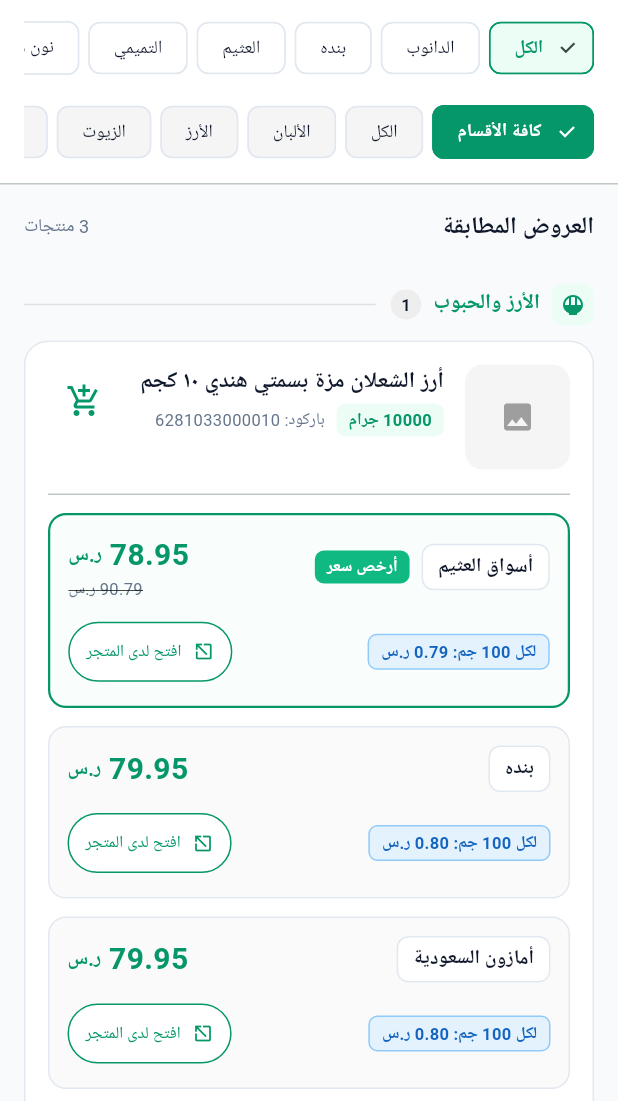
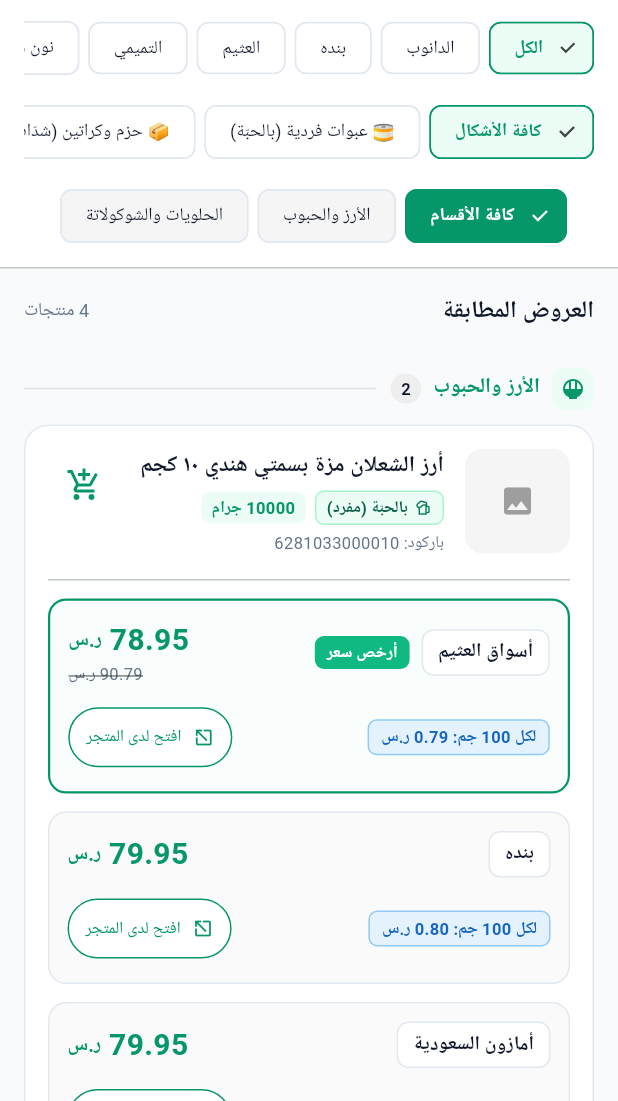
Before and after one commit to saud-saud11/magadi_awfar, a Flutter app: the ResultsScreen screen opened directly with empty values, on a phone screen of 412 x 824 dp, the part 135-1236 px from its top. Run offline on Flutter 3.47's test engine with Material 3 defaults, Android fonts, the phone set to English and light mode, and no system bars; missing offline and left inert: dart:js_interop; network calls fail; Roboto replaces fonts that are missing (Segoe UI).

Commit message:
feat: separate single products from bundles/cartons with dedicated badges and filter tabs

```diff
--- a/frontend/lib/models/models.dart
+++ b/frontend/lib/models/models.dart
@@ -100,6 +100,8 @@
   final double? normalizedSizeAmount;
   final String? normalizedSizeUnit;
   final int packCount;
+  final String? packType;
+  final String? packLabelAr;
   final String? imageUrl;
   final List<StoreOffer> offers;
 
@@ -114,9 +116,33 @@
     this.normalizedSizeAmount,
     this.normalizedSizeUnit,
     required this.packCount,
+    this.packType,
+    this.packLabelAr,
     this.imageUrl,
     required this.offers,
   });
+
+  bool get isBundle =>
+      packCount > 1 ||
+      (packType == 'bundle') ||
+      nameAr.contains('كرتون') ||
+      nameAr.contains('شدة') ||
+      nameAr.contains('شدّة') ||
+      nameAr.contains('حزمة') ||
+      nameAr.contains('ربطة');
+
+  String get displayPackBadge {
+    if (packLabelAr != null && packLabelAr!.isNotEmpty && packLabelAr != 'بالحبّة') {
+      return packLabelAr!;
+    }
+    if (isBundle) {
+      if (nameAr.contains('كرتون')) return packCount > 1 ? 'كرتون ($packCount علبة)' : 'كرتون عائلي';
+      if (nameAr.contains('شدة') || nameAr.contains('شدّة')) return packCount > 1 ? 'شدّة ($packCount علب)' : 'شدّة توفير';
+      if (packCount > 1) return 'حزمة ($packCount حبات)';
+      return 'حزمة توفير';
+    }
+    return 'بالحبّة (مفرد)';
+  }
 
   factory ProductItem.fromJson(Map<String, dynamic> json) {
     var rawOffers = json['offers'] as List<dynamic>? ?? [];
@@ -131,6 +157,8 @@
       normalizedSizeAmount: (json['normalized_size_amount'] as num?)?.toDouble(),
       normalizedSizeUnit: json['normalized_size_unit'] as String?,
       packCount: json['pack_count'] as int? ?? 1,
+      packType: json['pack_type'] as String?,
+      packLabelAr: json['pack_label_ar'] as String?,
       imageUrl: json['image_url'] as String?,
       offers: rawOffers.map((o) => StoreOffer.fromJson(o as Map<String, dynamic>)).toList(),
     );
--- a/frontend/lib/screens/results_screen.dart
+++ b/frontend/lib/screens/results_screen.dart
@@ -27,6 +27,7 @@
   late String _currentSortBy;
   String _selectedStoreFilter = 'all'; // all, danube, panda, othaim, carrefour
   String _selectedCategoryFilter = 'all'; // all, or specific subCategory
+  String _selectedPackagingFilter = 'all'; // all, single, bundle
   bool _onlyInStock = true;
 
   SearchResult? _result;
@@ -155,6 +156,19 @@
                     ),
                   ),
 
+                  // Packaging Format Quick Filter (بالحبة vs بالحزمة / الكرتون)
+                  const SizedBox(height: 8),
+                  SingleChildScrollView(
+                    scrollDirection: Axis.horizontal,
+                    child: Row(
+                      children: [
+                        _buildPackagingChip('كافة الأشكال', 'all'),
+                        _buildPackagingChip('🥫 عبوات فردية (بالحبّة)', 'single'),
+                        _buildPackagingChip('📦 حزم وكراتين (شدّات)', 'bundle'),
+                      ],
+                    ),
+                  ),
+
                   // Sub-category Filter Chips (e.g. حليب طازج، حليب طويل الأجل، حليب مبخر...)
                   if (_result != null && _result!.subCategories.length > 1) ...[
                     const SizedBox(height: 8),
@@ -253,6 +267,40 @@
     );
   }
 
+  Widget _buildPackagingChip(String label, String code) {
+    final isSelected = _selectedPackagingFilter == code;
+    return Padding(
+      padding: const EdgeInsets.only(left: 6),
+      child: ChoiceChip(
+        label: Text(label),
+        selected: isSelected,
+        selectedColor: code == 'single'
+            ? Colors.green.shade100
+            : (code == 'bundle' ? Colors.purple.shade100 : AppTheme.primaryContainer),
+        backgroundColor: AppTheme.surface,
+        labelStyle: TextStyle(
+          color: isSelected
+              ? (code == 'single'
+                  ? Colors.green.shade900
+                  : (code == 'bundle' ? Colors.purple.shade900 : AppTheme.primary))
+              : AppTheme.textDark,
+          fontWeight: isSelected ? FontWeight.bold : FontWeight.normal,
+          fontSize: 12,
+        ),
+        side: BorderSide(
+          color: isSelected
+              ? (code == 'single'
+                  ? Colors.green.shade700
+                  : (code == 'bundle' ? Colors.purple.shade700 : AppTheme.primary))
+              : AppTheme.border,
+        ),
+        onSelected: (_) {
+          setState(() => _selectedPackagingFilter = code);
+        },
+      ),
+    );
+  }
+
   IconData _getCategoryIcon(String cat) {
     if (cat.contains('طازج')) return Icons.local_drink;
     if (cat.contains('طويل الأجل') || cat.contains('طويل الاجل')) return Icons.inventory_2_outlined;
@@ -264,6 +312,8 @@
     if (cat.contains('أرز') || cat.contains('ارز')) return Icons.rice_bowl;
     if (cat.contains('زيت')) return Icons.opacity;
     if (cat.contains('أطفال')) return Icons.child_care;
+    if (cat.contains('حزم') || cat.contains('كراتين')) return Icons.inventory_2;
+    if (cat.contains('فردية') || cat.contains('بالحبّة')) return Icons.sports_bar_outlined;
     return Icons.category_outlined;
   }
 
@@ -274,9 +324,15 @@
     final alternatives = _result!.alternativeSizes;
     final exactMatched = _result!.exactSizeMatched;
 
-    final matched = _selectedCategoryFilter == 'all'
+    var matched = _selectedCategoryFilter == 'all'
         ? allMatched
         : allMatched.where((p) => (p.subCategory ?? 'عروض مطابقة') == _selectedCategoryFilter).toList();
+
+    if (_selectedPackagingFilter == 'single') {
+      matched = matched.where((p) => !p.isBundle).toList();
+    } else if (_selectedPackagingFilter == 'bundle') {
+      matched = matched.where((p) => p.isBundle).toList();
+    }
 
     return ListView(
       padding: const EdgeInsets.all(16),
@@ -525,28 +581,61 @@
                                 maxLines: 2,
                                 overflow: TextOverflow.ellipsis,
                               ),
-                              const SizedBox(height: 4),
-                              Row(
+                              const SizedBox(height: 6),
+                              Wrap(
+                                spacing: 6,
+                                runSpacing: 4,
+                                crossAxisAlignment: WrapCrossAlignment.center,
                                 children: [
+                                  // Packaging Badge (بالحبة vs حزمة/كرتون)
+                                  Container(
+                                    padding: const EdgeInsets.symmetric(horizontal: 7, vertical: 2.5),
+                                    decoration: BoxDecoration(
+                                      color: product.isBundle ? const Color(0xFFF3E8FF) : const Color(0xFFECFDF5),
+                                      borderRadius: BorderRadius.circular(6),
+                                      border: Border.all(
+                                        color: product.isBundle ? const Color(0xFFD8B4FE) : const Color(0xFFA7F3D0),
+                                      ),
+                                    ),
+                                    child: Row(
+                                      mainAxisSize: MainAxisSize.min,
+                                      children: [
+                                        Icon(
+                                          product.isBundle ? Icons.inventory_2 : Icons.sports_bar_outlined,
+                                          size: 12,
+                                          color: product.isBundle ? const Color(0xFF7E22CE) : const Color(0xFF047857),
+                                        ),
+                                        const SizedBox(width: 4),
+                                        Text(
+                                          product.displayPackBadge,
+                                          style: TextStyle(
+                                            fontSize: 11,
+                                            fontWeight: FontWeight.bold,
+                                            color: product.isBundle ? const Color(0xFF6B21A8) : const Color(0xFF065F46),
+                                          ),
+                                        ),
+                                      ],
+                                    ),
+                                  ),
                                   if (product.normalizedSizeAmount != null)
                                     Container(
-                                      padding: const EdgeInsets.symmetric(horizontal: 8, vertical: 3),
+                                      padding: const EdgeInsets.symmetric(horizontal: 7, vertical: 2.5),
                                       decoration: BoxDecoration(
                                         color: AppTheme.primaryContainer,
                                         borderRadius: BorderRadius.circular(6),
                                       ),
                                       child: Text(
-                                        '${product.normalizedSizeAmount!.toInt()} ${product.normalizedSizeUnit == 'g' ? 'جرام' : product.normalizedSizeUnit}',
+                                        product.normalizedSizeAmount! >= 1000 && product.normalizedSizeUnit == 'ml'
+                                            ? '${(product.normalizedSizeAmount! / 1000).toStringAsFixed(product.normalizedSizeAmount! % 1000 == 0 ? 0 : 2)} لتر'
+                                            : '${product.normalizedSizeAmount!.toInt()} ${product.normalizedSizeUnit == 'g' ? 'جرام' : (product.normalizedSizeUnit ?? '')}',
                                         style: const TextStyle(fontSize: 11, fontWeight: FontWeight.bold, color: AppTheme.primary),
                                       ),
                                     ),
-                                  if (product.gtinBarcode != null) ...[
-                                    const SizedBox(width: 8),
+                                  if (product.gtinBarcode != null)
                                     Text(
                                       'باركود: ${product.gtinBarcode}',
                                       style: const TextStyle(fontSize: 11, color: AppTheme.textMuted),
                                     ),
-                                  ],
                                 ],
                               ),
                             ],
--- a/frontend/lib/services/live_danube_client.dart
+++ b/frontend/lib/services/live_danube_client.dart
@@ -44,17 +44,41 @@
           final String slug = hit['url_ar'] as String? ?? hit['url_en'] as String? ?? '';
           final String prodUrl = slug.isNotEmpty ? 'https://danube.sa$slug' : 'https://danube.sa';
 
+          int packCount = 1;
+          String packType = 'single';
+          String packLabel = 'بالحبّة (مفرد)';
+
+          if (nameAr.contains('٢٤*') || nameAr.contains('24*') || nameAr.contains('24x') || nameAr.contains('24×') || nameAr.contains('كرتون')) {
+            packCount = 24;
+            packType = 'bundle';
+            packLabel = 'كرتون (24 علبة)';
+          } else if (nameAr.contains('٦*') || nameAr.contains('6*') || nameAr.contains('6x') || nameAr.contains('6×') || nameAr.contains('شدة') || nameAr.contains('شدّة') || nameAr.contains('حزمة')) {
+            packCount = 6;
+            packType = 'bundle';
+            packLabel = 'حزمة (6 علب)';
+          } else if (nameAr.contains('١٢*') || nameAr.contains('12*') || nameAr.contains('12x') || nameAr.contains('12×') || nameAr.contains('درزن')) {
+            packCount = 12;
+            packType = 'bundle';
+            packLabel = 'شدّة (12 علبة)';
+          } else if (nameAr.contains('٣٠*') || nameAr.contains('30*') || nameAr.contains('30x') || nameAr.contains('30×')) {
+            packCount = 30;
+            packType = 'bundle';
+            packLabel = 'كرتون (30 علبة)';
+          }
+
           items.add(ProductItem(
             id: ++idCounter,
             gtinBarcode: hit['objectID']?.toString(),
             nameAr: nameAr,
             nameEn: nameEn,
             brandAr: brandAr,
-            subCategory: 'الدانوب مباشر',
-            subCategoryRank: 1,
+            subCategory: packType == 'bundle' ? 'حزم وكراتين (عروض شدّات)' : 'عبوات فردية (بالحبّة)',
+            subCategoryRank: packType == 'bundle' ? 2 : 1,
             normalizedSizeAmount: null,
             normalizedSizeUnit: null,
-            packCount: 1,
+            packCount: packCount,
+            packType: packType,
+            packLabelAr: packLabel,
             imageUrl: image,
             offers: [
               StoreOffer(
--- a/frontend/lib/services/offline_catalog.dart
+++ b/frontend/lib/services/offline_catalog.dart
@@ -743,10 +743,13 @@
       'name_ar': 'مشروب غازي بيبسي علبة ٣٢٥ مل',
       'brand_ar': 'بيبسي',
       'barcode': '6281004000012',
-      'category': 'المشروبات الغازية والعصائر',
+      'category': 'عبوات فردية (بالحبّة)',
       'amount': 325.0,
       'unit': 'ml',
-      'keywords': ['بيبسي', 'pepsi', 'مشروب غازي', 'علبة بيبسي'],
+      'pack_count': 1,
+      'pack_type': 'single',
+      'pack_label_ar': 'بالحبّة (مفرد)',
+      'keywords': ['بيبسي', 'pepsi', 'مشروب غازي', 'علبة بيبسي', 'حبة بيبسي'],
       'image': 'https://images.deliveryhero.io/image/hungerstation/products/6281004000012.jpg',
       'prices': {
         'othaim': 250,
@@ -754,6 +757,69 @@
         'panda': 250,
         'tamimi': 250,
         'danube': 250,
+      }
+    },
+    {
+      'id': 1704,
+      'name_ar': 'بيبسي مشروب غازي حزمة ٦ × ٣٢٥ مل',
+      'brand_ar': 'بيبسي',
+      'barcode': '6281004000067',
+      'category': 'حزم وكراتين (عروض شدّات)',
+      'amount': 325.0,
+      'unit': 'ml',
+      'pack_count': 6,
+      'pack_type': 'bundle',
+      'pack_label_ar': 'حزمة (6 علب)',
+      'keywords': ['بيبسي', 'pepsi', 'حزمة بيبسي', 'شدة بيبسي', 'شدة', 'حزمة', '6 علب'],
+      'image': 'https://images.deliveryhero.io/image/hungerstation/products/6281004000012.jpg',
+      'prices': {
+        'othaim': 1250,
+        'carrefour': 1295,
+        'panda': 1295,
+        'tamimi': 1250,
+        'danube': 1350,
+      }
+    },
+    {
+      'id': 1705,
+      'name_ar': 'بيبسي مشروب غازي كرتون ٢٤ × ٣٢٥ مل',
+      'brand_ar': 'بيبسي',
+      'barcode': '6281004000241',
+      'category': 'حزم وكراتين (عروض شدّات)',
+      'amount': 325.0,
+      'unit': 'ml',
+      'pack_count': 24,
+      'pack_type': 'bundle',
+      'pack_label_ar': 'كرتون (24 علبة)',
+      'keywords': ['بيبسي', 'pepsi', 'كرتون بيبسي', 'كرتون', '24 علبة', '24 حبة'],
+      'image': 'https://images.deliveryhero.io/image/hungerstation/products/6281004000012.jpg',
+      'prices': {
+        'othaim': 5395,
+        'carrefour': 5450,
+        'panda': 5495,
+        'tamimi': 5395,
+        'danube': 5500,
+      }
+    },
+    {
+      'id': 1706,
+      'name_ar': 'مشروب غازي بيبسي قارورة عائلية ٢.٢٥ لتر',
+      'brand_ar': 'بيبسي',
+      'barcode': '6281004002252',
+      'category': 'عبوات فردية (بالحبّة)',
+      'amount': 2250.0,
+      'unit': 'ml',
+      'pack_count': 1,
+      'pack_type': 'single',
+      'pack_label_ar': 'قارورة عائلية (بالحبّة)',
+      'keywords': ['بيبسي', 'pepsi', 'قارورة', 'عائلي', '2.25 لتر'],
+      'image': 'https://images.deliveryhero.io/image/hungerstation/products/6281004000012.jpg',
+      'prices': {
+        'othaim': 900,
+        'carrefour': 925,
+        'panda': 900,
+        'tamimi': 900,
+        'danube': 950,
       }
     },
     {
@@ -854,15 +920,16 @@
       matched = _staples.take(4).toList();
     }
 
-    // Separate main match from alternate sizes if same brand
-    if (matched.length > 1) {
-      final firstBrand = matched.first['brand_ar'];
-      alternatives = matched.where((m) => m['brand_ar'] == firstBrand && m['id'] != matched.first['id']).toList();
-      matched = matched.where((m) => !alternatives.contains(m)).toList();
-    }
-
+    // If user specified an exact target amount, separate alternatives; otherwise show all matching variants
     final matchedProducts = matched.map((m) => _buildProductItem(m, district, sortBy)).toList();
     final altProducts = alternatives.map((m) => _buildProductItem(m, district, sortBy)).toList();
+
+    final List<String> cats = [];
+    for (var p in matchedProducts) {
+      if (p.subCategory != null && p.subCategory!.isNotEmpty && !cats.contains(p.subCategory!)) {
+        cats.add(p.subCategory!);
+      }
+    }
 
     return SearchResult(
       query: query,
@@ -872,7 +939,7 @@
       disclaimer: 'الأسعار موحدة لكافة الفروع بالمملكة ومحدثة وفق عروض المدينة المنورة الرسمية.',
       matchedProducts: matchedProducts,
       alternativeSizes: altProducts,
-      subCategories: ['الكل', 'الألبان', 'الأرز', 'الزيوت', 'الحلويات'],
+      subCategories: cats.isNotEmpty ? cats : ['الكل', 'الألبان', 'الأرز', 'الزيوت', 'الحلويات'],
       sourcesSummary: [
         {'store_name_ar': 'الدانوب', 'status': 'connected'},
         {'store_name_ar': 'بنده', 'status': 'connected'},
@@ -888,6 +955,9 @@
     final Map<String, int> prices = raw['prices'] as Map<String, int>;
     final double amount = (raw['amount'] as num).toDouble();
     final String unit = raw['unit'] as String;
+    final int packCount = raw['pack_count'] as int? ?? 1;
+    final String packType = raw['pack_type'] as String? ?? (packCount > 1 ? 'bundle' : 'single');
+    final String? packLabel = raw['pack_label_ar'] as String?;
 
     final List<StoreOffer> offers = [];
     int minPriceHalalas = 9999999;
@@ -937,7 +1007,9 @@
       subCategoryRank: 1,
       normalizedSizeAmount: amount,
       normalizedSizeUnit: unit,
-      packCount: 1,
+      packCount: packCount,
+      packType: packType,
+      packLabelAr: packLabel,
       imageUrl: raw['image'] as String?,
       offers: offers,
     );
```
Also changed, not shown: 3 other files.
